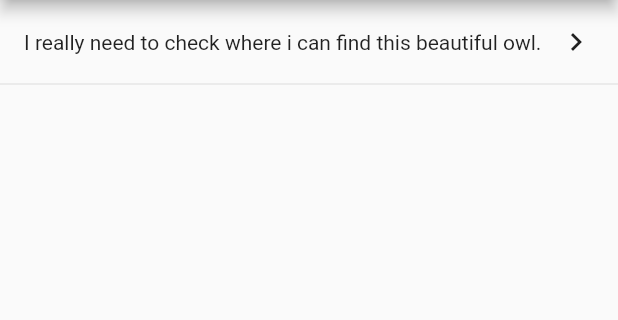
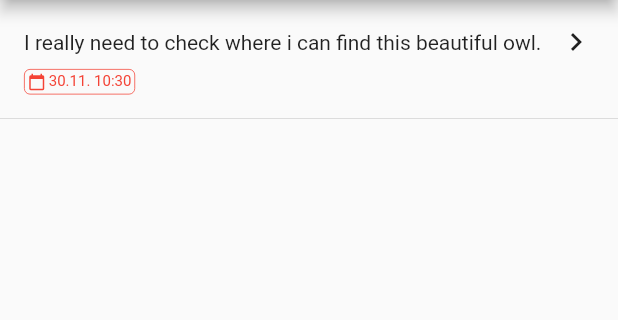
Before and after one commit to OE8CLR/flutter_todo_app, a Flutter app: the screen it shows after launch, on a phone screen of 412 x 824 dp, the part 84-404 px from its top. Run offline on Flutter 3.47's test engine with Material 2 defaults, Android fonts, the phone set to English and light mode, and no system bars; our stand-ins replace geolocator, image_picker.

Commit message:
Add until date label to TodoListCell

```diff
--- a/lib/Pages/TodoList/TodoListCell.dart
+++ b/lib/Pages/TodoList/TodoListCell.dart
@@ -1,5 +1,6 @@
 import 'dart:io';
 import 'package:flutter/material.dart';
+import 'package:intl/intl.dart';
 
 class TodoListCell extends StatelessWidget {
   final String title;
@@ -11,11 +12,30 @@ class TodoListCell extends StatelessWidget {
 
   @override
   Widget build(BuildContext context) {
-    var _subviews = List<Widget>();
+    // Layout firstRowContent
+    List<Widget> firstRowContent = [
+      Flexible(
+          fit: FlexFit.tight,
+          child: Container(
+              child: Column(
+                crossAxisAlignment: CrossAxisAlignment.start,
+                children: [
+                  Container(
+                    child: Text(title),
+                  ),
+                ],
+              )
+          )
+      ),
+      Container(
+          padding: EdgeInsets.only(left: 8.0),
+          child: Icon(completed ? Icons.check : Icons.chevron_right)
+      )
+    ];
 
-    // Check if an image is available and show/hide it
+    // Check if an image is available and insert it in front of the text of the firstRow
     if (image != null) {
-      _subviews.add(Container(
+      firstRowContent.insert(0, Container(
           padding: EdgeInsets.only(right: 8.0),
           child: ClipRRect(
               borderRadius: BorderRadius.circular(8.0),
@@ -29,31 +49,60 @@ class TodoListCell extends StatelessWidget {
       ));
     }
 
-    _subviews.add(Flexible(
-        fit: FlexFit.tight,
-        child: Container(
-            child: Column(
-              crossAxisAlignment: CrossAxisAlignment.start,
-              children: [
-                Container(
-                  child: Text(title),
+    // Layout secondRow Content
+    Widget secondRowContent = Container();
+
+    if (untilDate != null) {
+      // FIXME: Date calculation is wong
+      var dateDifference =  DateTime.now().difference(untilDate).inDays;
+      var dateTimeColor = dateDifference < 0 ? Colors.grey : Colors.red;
+
+      secondRowContent = Container(
+        padding: EdgeInsets.only(top: 6.0),
+        child: Row(
+          children: [
+            Container(
+                decoration: BoxDecoration(
+                  border: Border.all(
+                    color: dateTimeColor,
+                    width: 0.5,
+                  ),
+                  borderRadius: BorderRadius.circular(4.0),
                 ),
-              ],
-            )
-        )
-    ));
-
-    // Add chevron if needed
-    // FIXME: Fix issue that chevron is not aligned to the right
-    _subviews.add(Container(
-        padding: EdgeInsets.only(left: 8.0),
-        child: Icon(completed ? Icons.check : Icons.chevron_right)
-    ));
+                child: Container(
+                    padding: EdgeInsets.all(2.0),
+                    child: Row(
+                      children: [
+                        Container(
+                          padding: EdgeInsets.only(right: 2.0),
+                          child: Icon(
+                            Icons.calendar_today,
+                            size: 12.0,
+                            color: dateTimeColor,
+                          ),
+                        ),
+                        Text(
+                            DateFormat("dd.MM. kk:mm").format(untilDate),
+                            style: TextStyle(fontSize: 10.0, color: dateTimeColor)
+                        )
+                      ],
+                    )
+                )
+            ),
+          ],
+        ),
+      );
+    }
 
     return Container(
         padding: EdgeInsets.fromLTRB(16.0, 8.0, 16.0, 8.0),
-        child: Row(
-          children: _subviews,
+        child: Column(
+            children: [
+              Row(
+                children: firstRowContent,
+              ),
+              secondRowContent
+            ]
         )
     );
   }
```
